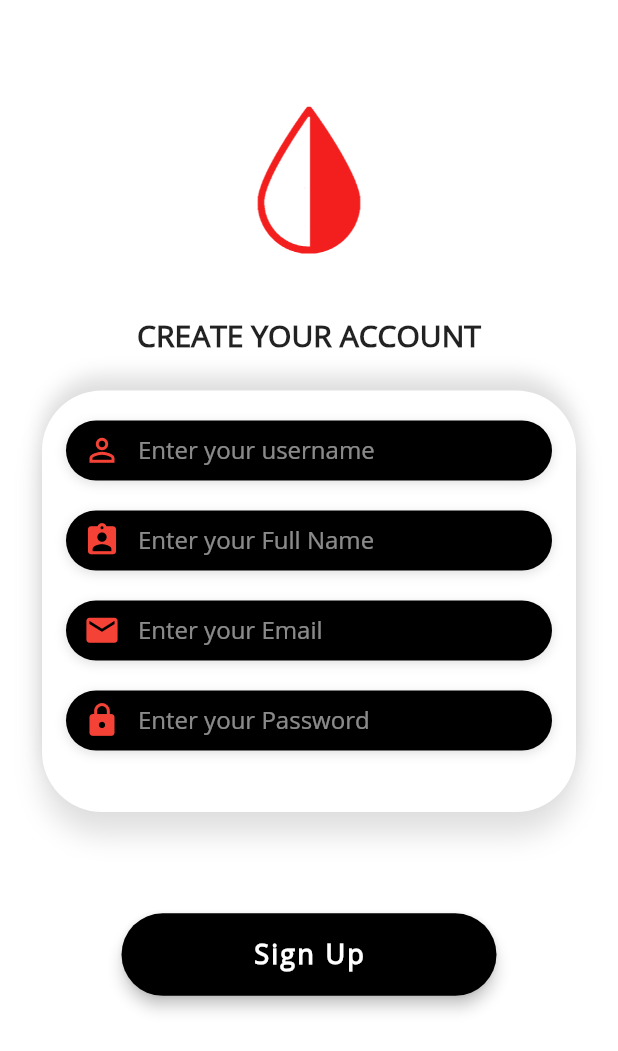
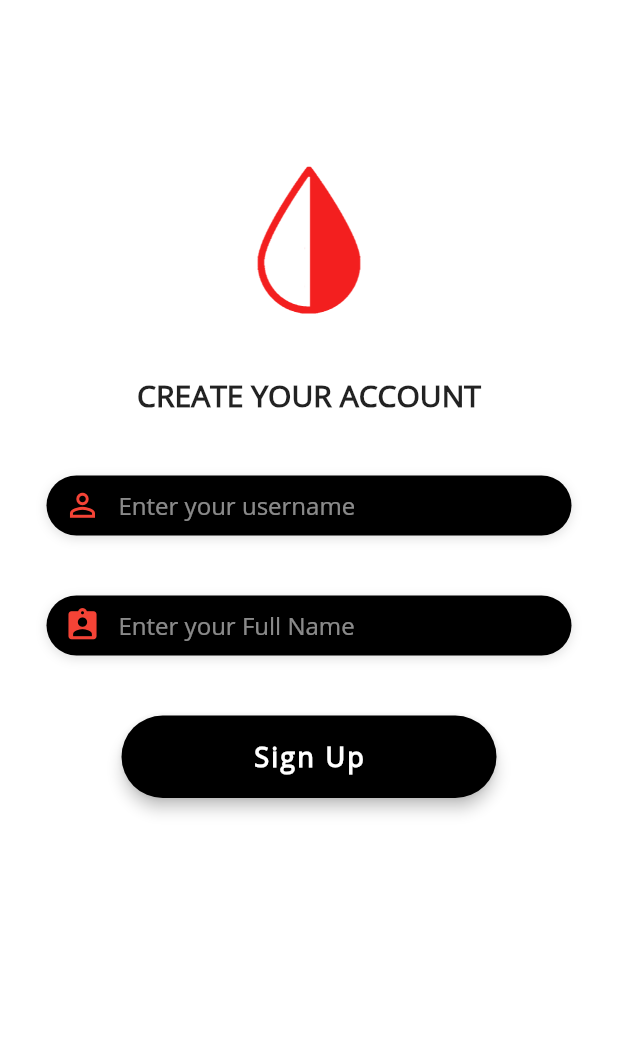
Before and after one commit to fikokwu/pint_size, a Flutter app: the SignUpScreen screen opened directly, on a phone screen of 412 x 824 dp. Shown: the top 1051 px of the screen. Run offline on Flutter 3.47's test engine with Material 2 defaults, Android fonts, the phone set to English and light mode, and no system bars; our stand-ins replace cloud_firestore, firebase_auth, flutter_screenutil, flutter_signin_button, google_sign_in, rxdart and 2 more; accounts and stored records are empty.

Commit message:
new signup page change

```diff
--- a/lib/screens/signup_screen.dart
+++ b/lib/screens/signup_screen.dart
@@ -15,26 +15,62 @@ class SignUpScreen extends StatefulWidget {
 
 class _SignUpScreenState extends State<SignUpScreen> {
   final AuthenticationService _authenticationService = AuthenticationService();
+  final _formkey = GlobalKey<FormState>();
+  final _formkey2 = GlobalKey<FormState>();
+  final _formkey3 = GlobalKey<FormState>();
+  final _formkey4 = GlobalKey<FormState>();
+  final _formkey5 = GlobalKey<FormState>();
 
   //Text Fields State
   String email = "";
-  String password= "";
+  String password = "";
   String userName = "";
   String fullName = "";
 
-
   @override
-  Widget _buildUserName() {
-    return Column(
-      crossAxisAlignment: CrossAxisAlignment.start,
+  Widget build(BuildContext context) {
+    ScreenUtil.instance = ScreenUtil.getInstance()..init(context);
+    ScreenUtil.instance =
+        ScreenUtil(width: 750, height: 1334, allowFontScaling: true);
+    return new Scaffold(
+      backgroundColor: Colors.white,
+      resizeToAvoidBottomPadding: true,
+      body: Container(
+        child: Form(
+          key: _formkey,
+          child: Column(
+            crossAxisAlignment: CrossAxisAlignment.center,
             children: <Widget>[
-
-        //SizedBox(height: 10.0),
+              Center(
+                child: Container(
+                  // container for logo
+                  child: Padding(
+                    padding: EdgeInsets.only(top: 110),
+                    child: Image.asset(
+                      'asset/logos/icon.png',
+                      scale: 6.0,
+                    ),
+                  ),
+                  alignment: Alignment.center,
+                ),
+              ),
+              SizedBox(height: 40),
+              Text(
+                'CREATE YOUR ACCOUNT',
+                textAlign: TextAlign.center,
+                style: TextStyle(
+                  fontSize: 20,
+                  fontWeight: FontWeight.bold,
+                  fontFamily: 'OpenSans',
+                ),
+              ),
+              SizedBox(height: 40),
               Container(
                 alignment: Alignment.centerLeft,
                 decoration: kBoxDecorationStyle,
                 height: 40.0,
-          child: TextField(
+                width: 350,
+                child: TextFormField(
                   keyboardType: TextInputType.text,
                   style: TextStyle(
                     color: Colors.white,
@@ -51,29 +87,19 @@ class _SignUpScreenState extends State<SignUpScreen> {
                     hintText: 'Enter your username',
                     hintStyle: kHintTextStyle,
                   ),
-            onChanged: (value){
+                  validator: (val) =>
+                      val.isEmpty ? 'Please enter a username' : null,
+                  onChanged: (value) {
                     setState(() => userName = value);
-
                   },
                 ),
               ),
-
-
-        // SizedBox(height: 20.0),
-      ],
-    );
-  }
-
-  Widget _buildName() {
-    return Column(
-      crossAxisAlignment: CrossAxisAlignment.start,
-      children: <Widget>[
-
-        SizedBox(height: 20.0),
+              SizedBox(height: 40),
               Container(
                 alignment: Alignment.centerLeft,
                 decoration: kBoxDecorationStyle,
                 height: 40.0,
+                width: 350,
                 child: TextField(
                   keyboardType: TextInputType.text,
                   style: TextStyle(
@@ -91,103 +117,20 @@ class _SignUpScreenState extends State<SignUpScreen> {
                     hintText: 'Enter your Full Name',
                     hintStyle: kHintTextStyle,
                   ),
-            onChanged: (value){
+                  onChanged: (value) {
                     setState(() => fullName = value);
-
                   },
                 ),
               ),
-
-      ],
-    );
-  }
-
-  Widget _buildEmailTF() {
-    return Column(
-      crossAxisAlignment: CrossAxisAlignment.start,
-      children: <Widget>[
-
-        SizedBox(height: 20.0),
-        Container(
-          alignment: Alignment.centerLeft,
-          decoration: kBoxDecorationStyle,
-          height: 40.0,
-          child: TextField(
-            keyboardType: TextInputType.emailAddress,
-            style: TextStyle(
-              color: Colors.white,
-              fontFamily: 'OpenSans',
-            ),
-            decoration: InputDecoration(
-              border: InputBorder.none,
-              contentPadding: EdgeInsets.only(top: 5.0),
-              prefixIcon: Icon(
-                Icons.email,
-                size: 25,
-                color: Colors.red,
-              ),
-              hintText: 'Enter your Email',
-              hintStyle: kHintTextStyle,
-            ),
-            onChanged: (value){
-              setState(() => email = value);
-
-            },
-          ),
-        ),
-        //SizedBox(height: 20.0),
-      ],
-    );
-  }
-
-  Widget _buildPasswordTF() {
-    return Column(
-      crossAxisAlignment: CrossAxisAlignment.start,
-      children: <Widget>[
-
-        SizedBox(height: 20.0),
-        Container(
-          alignment: Alignment.centerLeft,
-          decoration: kBoxDecorationStyle,
-          height: 40.0,
-
-          child: TextField(
-            obscureText: true,
-            style: TextStyle(
-              color: Colors.white,
-              fontFamily: 'OpenSans',
-            ),
-            decoration: InputDecoration(
-              border: InputBorder.none,
-              contentPadding: EdgeInsets.only(top: 5.0),
-              prefixIcon: Icon(
-                Icons.lock,
-                size: 25,
-                color: Colors.red,
-              ),
-              hintText: 'Enter your Password',
-              hintStyle: kHintTextStyle,
-            ),
-            onChanged: (value){
-              setState(() => password = value);
-
-            },
-          ),
-        ),
-      ],
-    );
-  }
-
-  Widget _buildSignUpBtn() {
-    return Container(
-      padding: EdgeInsets.symmetric(vertical: 25.0),
+              SizedBox(height: 40),
+              SizedBox(
                 width: 250,
                 child: RaisedButton(
                     elevation: 4.0,
                     //onPressed: () => HomeScreen,
                     padding: EdgeInsets.all(15.0),
                     shape: RoundedRectangleBorder(
-            borderRadius: BorderRadius.circular(60.0),
+                      borderRadius: BorderRadius.circular(70.0),
                     ),
                     color: Colors.black,
                     child: Text(
@@ -200,11 +143,13 @@ class _SignUpScreenState extends State<SignUpScreen> {
                         fontFamily: 'OpenSans',
                       ),
                     ),
-          onPressed: () async{
-            print(email);
-            print(password);
+                    onPressed: () async {
+                      if (_formkey.currentState.validate()) {
+                        // print(email);
+                        // print(password);
                         print(fullName);
                         print(userName);
+                      }
                       // Navigator.push(
                       //   context,
                       //   MaterialPageRoute(
@@ -213,169 +158,11 @@ class _SignUpScreenState extends State<SignUpScreen> {
                       // ); // push
                     } // OnPressed
                     ),
-    );
-    //HomeScreen();
-  }
-
-  Widget _builGoogleSignUpBtn() {
-    return Container(
-      width: 250,
-      child: Padding(
-        padding: EdgeInsets.only(top: 10.0),
-        child: SignInButton(
-          Buttons.Google,
-          padding: EdgeInsets.symmetric(vertical: 5.0, horizontal: 15.0),
-          text: 'Sign up in with Google',
-          shape:
-              RoundedRectangleBorder(borderRadius: BorderRadius.circular(60.0)),
-          onPressed: () => print('pressed'),
-        ),
-      ),
-    );
-  }
-
-  Widget _buildFacebookSignUpBtn() {
-    return Container(
-      width: 250,
-      child: Padding(
-        padding: EdgeInsets.only(top: 8.0),
-        child: SignInButton(
-          Buttons.Facebook,
-          padding: EdgeInsets.symmetric(vertical: 10.0, horizontal: 15.0),
-          text: 'Sign up in with Facebook',
-          shape:
-              RoundedRectangleBorder(borderRadius: BorderRadius.circular(60.0)),
-          onPressed: () => print('pressed'),
-        ),
-      ),
-    );
-  }
-
-  Widget _buildSignUpWithText() {
-    return Column(
-      children: <Widget>[
-        Text(
-          '- OR -',
-          style: TextStyle(
-            color: Colors.black,
-            fontWeight: FontWeight.bold,
-            fontSize: 15,
-          ),
-        ),
-      ],
-    );
-  }
-
-  @override
-  Widget build(BuildContext context) {
-    ScreenUtil.instance = ScreenUtil.getInstance()..init(context);
-    ScreenUtil.instance =
-        ScreenUtil(width: 750, height: 1334, allowFontScaling: true);
-    return new Scaffold(
-      backgroundColor: Colors.white,
-      resizeToAvoidBottomPadding: true,
-
-      body: Stack(
-        fit: StackFit.expand,
-
-        children: <Widget>[
-          Column(
-            crossAxisAlignment: CrossAxisAlignment.center,
-            children: <Widget>[
-
-              Padding(
-                padding: EdgeInsets.only(top: 70),
-
-                child: Image.asset(
-                  'asset/logos/icon.png',
-                  scale: 6.0,
-                ),
-              ),
-              SizedBox(height: 40),
-              Expanded(
-                child: Container(
-                  //alignment: Alignment.center,
-                  child: Text(
-                    'CREATE YOUR ACCOUNT',
-                    textAlign: TextAlign.center,
-                    style: TextStyle(
-                      fontSize: 20,
-                      fontWeight: FontWeight.bold,
-                      fontFamily: 'OpenSans',
-                    ),
-                  ),
-                ),
-              ),
-            ],
-          ),
-          SingleChildScrollView(
-            child: Padding(
-              padding: EdgeInsets.only(left: 28, right: 28.0, top: 180.0),
-
-              child: Column(
-                children: <Widget>[
-                  SizedBox(
-                    height: ScreenUtil.getInstance().setHeight(130),
-                  ),
-
-                 Container(
-                    width: double.infinity,
-                    height: ScreenUtil.getInstance().setHeight(455),
-                    decoration: BoxDecoration(
-                        color: Colors.white,
-                        borderRadius: BorderRadius.circular(40.0),
-                        boxShadow: [
-                          BoxShadow(
-                            color: Colors.black12,
-                            offset: Offset(0.0, 15.0),
-                            blurRadius: 15.0,
-                          ),
-                          BoxShadow(
-                            color: Colors.black12,
-                            offset: Offset(0.0, -10.0),
-                            blurRadius: 10.0,
-                          ),
-                        ]),
-
-                    child: Padding(
-                      padding:
-                          EdgeInsets.only(left: 16.0, right: 16.0, top: 20.0 ),
-
-                      child: Column(
-                        crossAxisAlignment: CrossAxisAlignment.start,
-                        children: <Widget>[
-                          _buildUserName(),
-                          _buildName(),
-                          _buildEmailTF(),
-                          _buildPasswordTF(),
-                        ],
-                      ),
-                    ),
-                  ),
-                  Container(
-                    width: double.infinity,
-                    height: 300,
-                    padding: EdgeInsets.fromLTRB(0, 0, 0, 110),
-                    child: Column(
-                      mainAxisAlignment: MainAxisAlignment.center,
-                      children: <Widget>[
-
-                        _buildSignUpBtn(),
-                       // _buildSignUpWithText(),
-                        // _builGoogleSignUpBtn(),
-                        // _buildFacebookSignUpBtn(),
-
-                      ],
-                    ),
               ),
             ],
           ),
         ),
       ),
-        ],
-      ),
     );
   }
-
-
 }
```
Also changed, not shown: 1 other file. Lines whose indentation alone changed are shown as unchanged.
